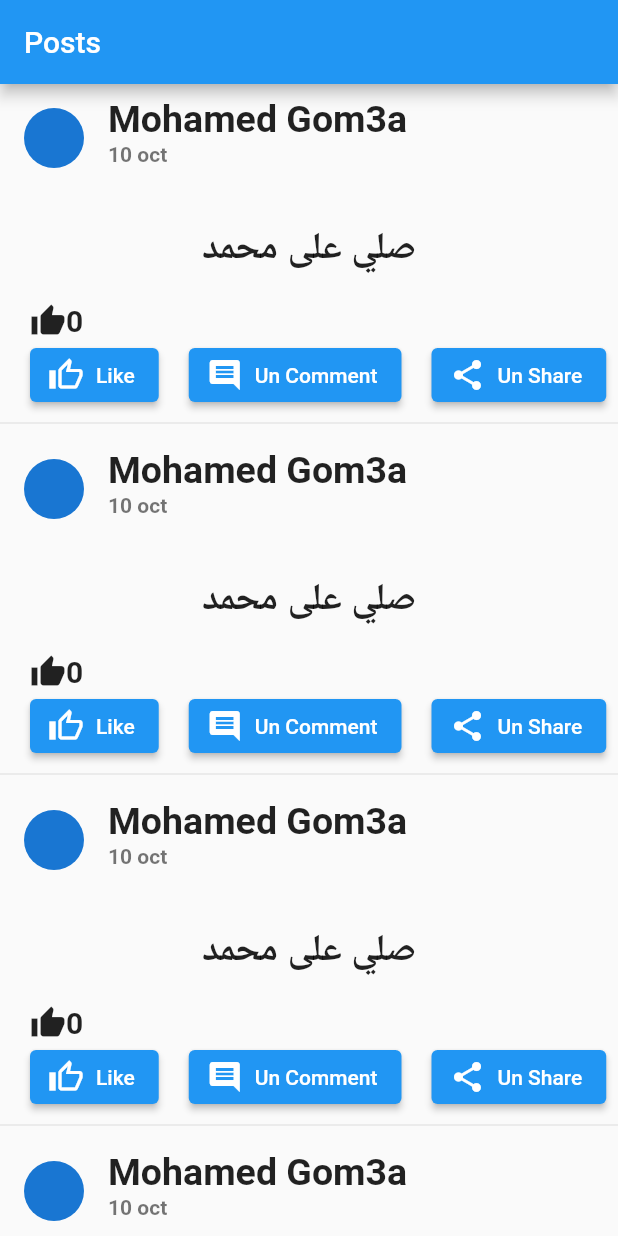
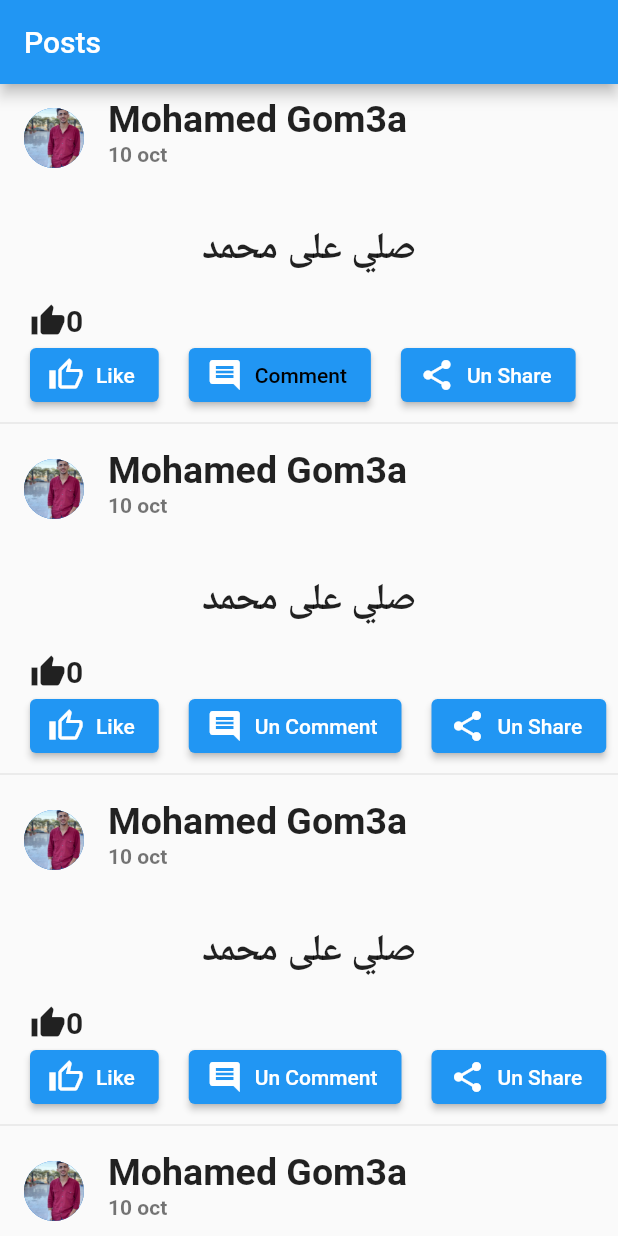
Before and after one commit to mohamedgomaa12456/SignUp_Page, a Flutter app: the SignUp screen opened directly, after a tap on "Sign Up", on a phone screen of 412 x 824 dp. Run offline on Flutter 3.47's test engine with Material 2 defaults, Android fonts, the phone set to English and light mode, and no system bars; key blocks and very long unbroken strings in the code were emptied for the run.

Commit message:
Initial commit

```diff
--- a/lib/timelines.dart
+++ b/lib/timelines.dart
@@ -31,7 +31,9 @@ class _PostsState extends State<Posts> {
           mainAxisAlignment: MainAxisAlignment.start,
           children: [
             ListTile(
-              leading: CircleAvatar(),
+              leading: CircleAvatar(
+                backgroundImage: AssetImage('assets/images/10.jpg'),
+              ),
               title: Text(
                 "Mohamed Gom3a",
                 style: TextStyle(
@@ -98,7 +100,11 @@ class _PostsState extends State<Posts> {
                     },
                     icon: Icon(_isCommented ? Icons.comment : Icons.comment),
                     label: Text(
-                      _isCommented ? "comment" : "Un Comment",
+                      _isCommented ? "Comment" : "Comment",
+                      style: TextStyle(
+                        color: _isCommented? Colors.white : Colors.black
+                      ),
+
                     ),
                   ),
                   SizedBox(
@@ -124,7 +130,10 @@ class _PostsState extends State<Posts> {
               mainAxisAlignment: MainAxisAlignment.start,
               children: [
                 ListTile(
-                  leading: CircleAvatar(),
+                  leading: CircleAvatar(
+                    backgroundImage: AssetImage('assets/images/10.jpg'),
+
+                  ),
                   title: Text(
                     "Mohamed Gom3a",
                     style: TextStyle(
@@ -219,7 +228,10 @@ class _PostsState extends State<Posts> {
               mainAxisAlignment: MainAxisAlignment.start,
               children: [
                 ListTile(
-                  leading: CircleAvatar(),
+                  leading: CircleAvatar(
+                    backgroundImage: AssetImage('assets/images/10.jpg'),
+
+                  ),
                   title: Text(
                     "Mohamed Gom3a",
                     style: TextStyle(
@@ -314,7 +326,10 @@ class _PostsState extends State<Posts> {
               mainAxisAlignment: MainAxisAlignment.start,
               children: [
                 ListTile(
-                  leading: CircleAvatar(),
+                  leading: CircleAvatar(
+                    backgroundImage: AssetImage('assets/images/10.jpg'),
+
+                  ),
                   title: Text(
                     "Mohamed Gom3a",
                     style: TextStyle(
--- a/pubspec.yaml
+++ b/pubspec.yaml
@@ -45,8 +45,9 @@ flutter:
   uses-material-design: true
 
   # To add assets to your application, add an assets section, like this:
-  # assets:
-  #   - images/a_dot_burr.jpeg
+  assets:
+    - assets/images/10.jpg
+    - assets/images/10.jpg
   #   - images/a_dot_ham.jpeg
 
   # An image asset can refer to one or more resolution-specific "variants", see
```
Also changed, not shown: assets/images/10.jpg (added).
